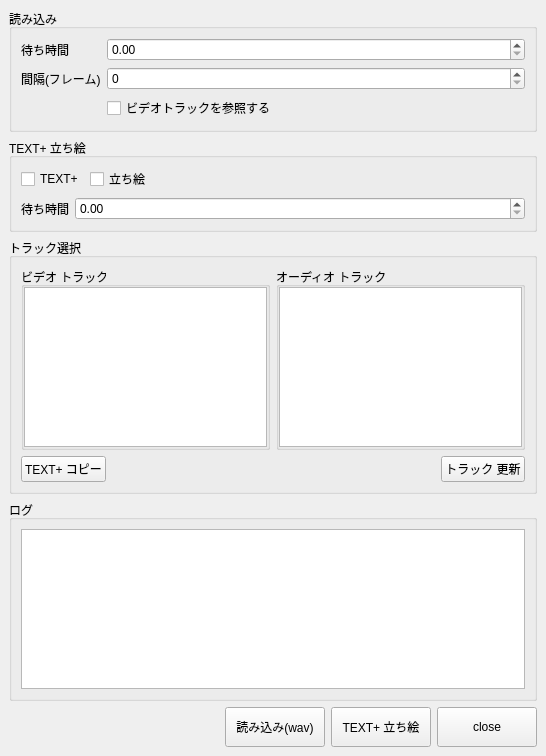
First picture: the form in app/resolve/Python/rs_resolve/tool/voice_bin_assistant/voice_bin_assistant.ui, repository nakano000/Resolve_Script, before the edit.
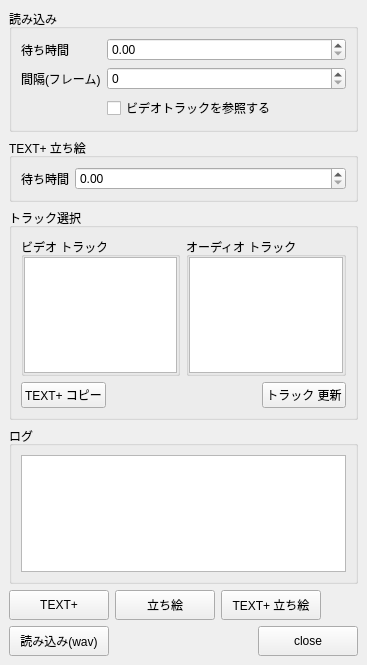
Second picture: the form after the edit. Custom widgets are drawn as their Qt base class.

Commit message: スクリプト制作タイミングを変更と、立ち絵、Text+の選択をボタン式に変更。

```diff
--- a/app/resolve/Python/rs_resolve/tool/voice_bin_assistant/voice_bin_assistant.ui
+++ b/app/resolve/Python/rs_resolve/tool/voice_bin_assistant/voice_bin_assistant.ui
@@ -6,8 +6,8 @@
    <rect>
     <x>0</x>
     <y>0</y>
-    <width>546</width>
-    <height>756</height>
+    <width>367</width>
+    <height>665</height>
    </rect>
   </property>
   <property name="windowTitle">
@@ -57,37 +57,6 @@
        <string>TEXT+ 立ち絵</string>
       </property>
       <layout class="QVBoxLayout" name="verticalLayout_4">
-       <item>
-        <layout class="QHBoxLayout" name="horizontalLayout">
-         <item>
-          <widget class="QCheckBox" name="textPlusCheckBox">
-           <property name="text">
-            <string>TEXT+</string>
-           </property>
-          </widget>
-         </item>
-         <item>
-          <widget class="QCheckBox" name="tatieCheckBox">
-           <property name="text">
-            <string>立ち絵</string>
-           </property>
-          </widget>
-         </item>
-         <item>
-          <spacer name="horizontalSpacer_3">
-           <property name="orientation">
-            <enum>Qt::Horizontal</enum>
-           </property>
-           <property name="sizeHint" stdset="0">
-            <size>
-             <width>40</width>
-             <height>20</height>
-            </size>
-           </property>
-          </spacer>
-         </item>
-        </layout>
-       </item>
        <item>
         <layout class="QFormLayout" name="formLayout_2">
          <item row="0" column="0">
@@ -309,7 +278,46 @@
      </widget>
     </item>
     <item>
-     <layout class="QHBoxLayout" name="horizontalLayout_3">
+     <layout class="QHBoxLayout" name="horizontalLayout">
+      <item>
+       <widget class="QPushButton" name="textPlusButton">
+        <property name="minimumSize">
+         <size>
+          <width>100</width>
+          <height>30</height>
+         </size>
+        </property>
+        <property name="text">
+         <string>TEXT+</string>
+        </property>
+       </widget>
+      </item>
+      <item>
+       <widget class="QPushButton" name="tatieButton">
+        <property name="minimumSize">
+         <size>
+          <width>100</width>
+          <height>30</height>
+         </size>
+        </property>
+        <property name="text">
+         <string>立ち絵</string>
+        </property>
+       </widget>
+      </item>
+      <item>
+       <widget class="QPushButton" name="textPlusTatieButton">
+        <property name="minimumSize">
+         <size>
+          <width>100</width>
+          <height>30</height>
+         </size>
+        </property>
+        <property name="text">
+         <string>TEXT+ 立ち絵</string>
+        </property>
+       </widget>
+      </item>
       <item>
        <spacer name="horizontalSpacer">
         <property name="orientation">
@@ -323,12 +331,16 @@
         </property>
        </spacer>
       </item>
+     </layout>
+    </item>
+    <item>
+     <layout class="QHBoxLayout" name="horizontalLayout_3">
       <item>
        <widget class="QPushButton" name="importButton">
         <property name="minimumSize">
          <size>
           <width>100</width>
-          <height>40</height>
+          <height>30</height>
          </size>
         </property>
         <property name="text">
@@ -337,24 +349,24 @@
        </widget>
       </item>
       <item>
-       <widget class="QPushButton" name="tatieButton">
-        <property name="minimumSize">
+       <spacer name="horizontalSpacer_3">
+        <property name="orientation">
+         <enum>Qt::Horizontal</enum>
+        </property>
+        <property name="sizeHint" stdset="0">
          <size>
-          <width>100</width>
-          <height>40</height>
+          <width>40</width>
+          <height>20</height>
          </size>
         </property>
-        <property name="text">
-         <string>TEXT+ 立ち絵</string>
-        </property>
-       </widget>
+       </spacer>
       </item>
       <item>
        <widget class="QPushButton" name="closeButton">
         <property name="minimumSize">
          <size>
           <width>100</width>
-          <height>40</height>
+          <height>30</height>
          </size>
         </property>
         <property name="text">
```
The commit also changes 2 other files.
